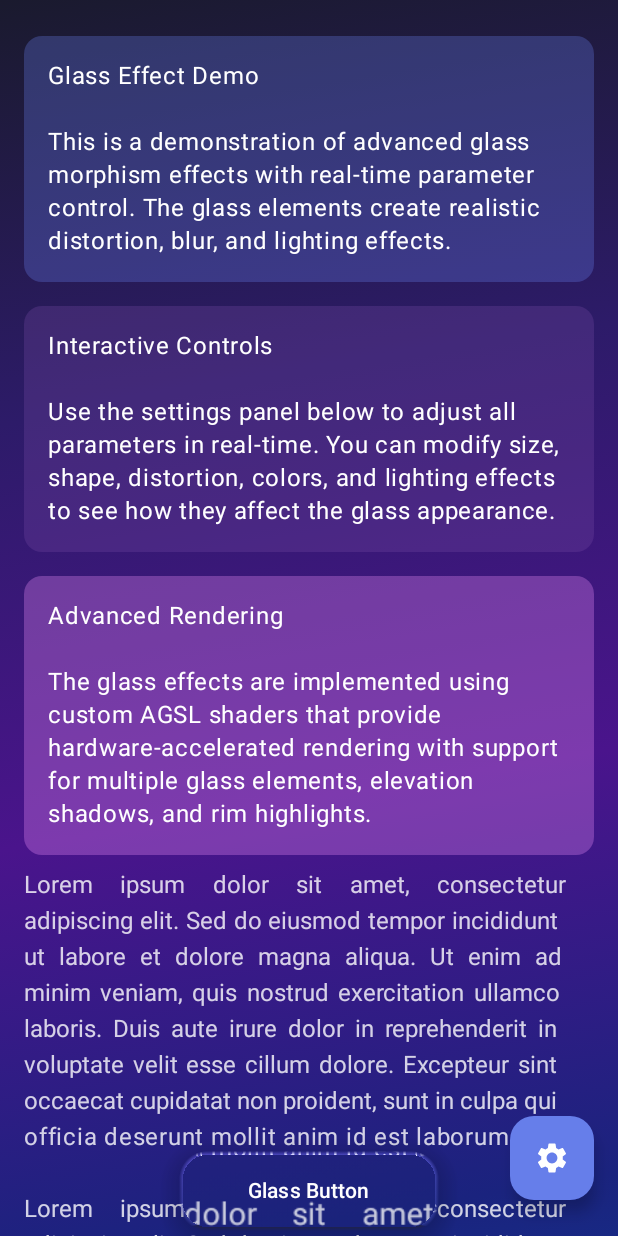
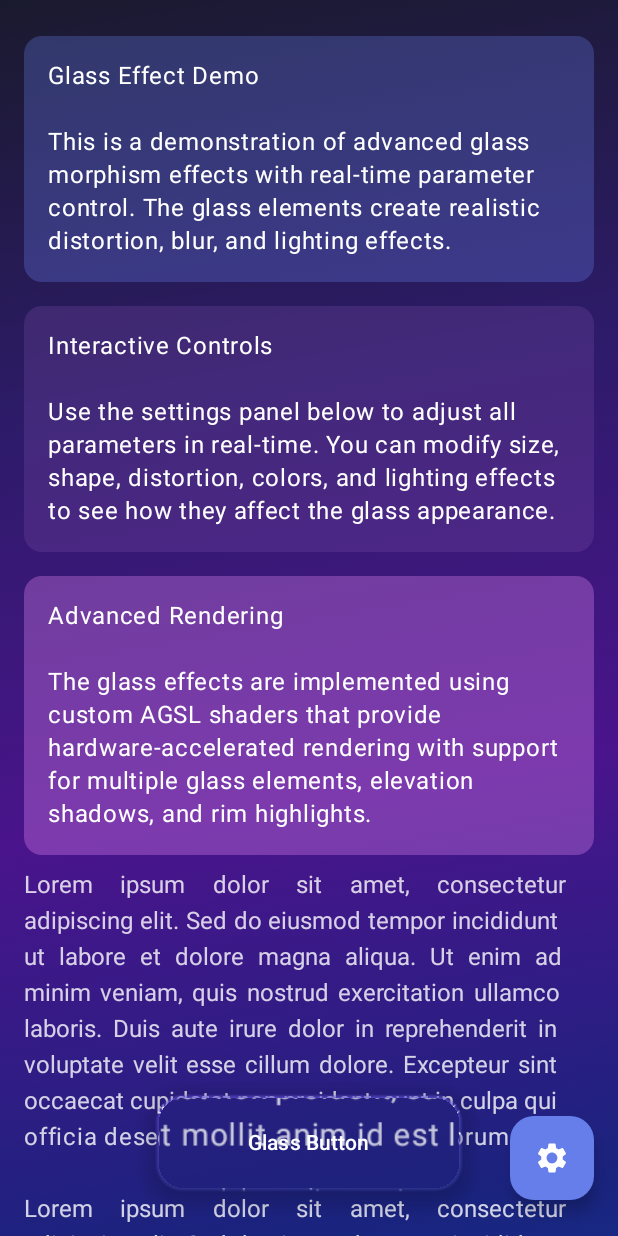
Before and after one commit to xavigsm10/RayMusic, an Android app built with Jetpack Compose: the screen it shows after launch (MainActivity), on a phone screen of 412 x 824 dp. Run offline under Robolectric (Android 15) with nearby library versions, the phone set to English and light mode, and no system bars.

Commit message:
fix resizing

```diff
--- a/app/src/main/java/com/mrtdk/liquid_glass/GlassBox.kt
+++ b/app/src/main/java/com/mrtdk/liquid_glass/GlassBox.kt
@@ -28,6 +28,7 @@ import androidx.compose.material3.FloatingActionButtonDefaults
 import androidx.compose.material3.Icon
 import androidx.compose.material3.Text
 import androidx.compose.runtime.Composable
+import androidx.compose.runtime.DisposableEffect
 import androidx.compose.runtime.getValue
 import androidx.compose.runtime.mutableStateOf
 import androidx.compose.runtime.remember
@@ -41,6 +42,7 @@ import androidx.compose.ui.graphics.Color
 import androidx.compose.ui.graphics.asComposeRenderEffect
 import androidx.compose.ui.graphics.graphicsLayer
 import androidx.compose.ui.layout.onGloballyPositioned
+import androidx.compose.ui.layout.onPlaced
 import androidx.compose.ui.layout.positionInRoot
 import androidx.compose.ui.platform.LocalDensity
 import androidx.compose.ui.tooling.preview.Preview
@@ -49,8 +51,11 @@ import androidx.compose.ui.unit.Dp
 import androidx.compose.ui.unit.dp
 import androidx.compose.ui.unit.toSize
 import org.intellij.lang.annotations.Language
+import androidx.compose.runtime.rememberUpdatedState
+import androidx.compose.ui.geometry.center
 
 data class GlassElement(
+    val id: String,
     val position: Offset,
     val size: Size,
     val scale: Float,
@@ -101,12 +106,9 @@ private class GlassScopeImpl(private val density: Density) : GlassScope {
             val position = coordinates.positionInRoot()
             val size = coordinates.size.toSize()
 
-            // Use actual position from layout
-            val adjustedPosition = position
-
-
             val element = GlassElement(
-                position = adjustedPosition,
+                id = "glass_${System.currentTimeMillis()}", // Простой уникальный ID
+                position = position,
                 size = size,
                 cornerRadius = shape.topStart.toPx(size, density),
                 scale = scale,
@@ -117,16 +119,11 @@ private class GlassScopeImpl(private val density: Density) : GlassScope {
                 darkness = darkness,
             )
 
-            // Add or update glass element
-            // Remove existing element with same position/size if any
-            elements.removeAll { existing ->
-                existing.position == element.position && existing.size == element.size
-            }
+            // Очищаем все элементы и добавляем новый
+            // Поскольку шейдер пересоздается, это безопасно
+            elements.clear()
             elements.add(element)
-            updateCounter++ // Trigger recomposition
-
-            // Debug print
-            // Element registered successfully
+            updateCounter++
         }
 }
 
@@ -137,7 +134,19 @@ fun GlassContainer(
 ) {
     val density = LocalDensity.current
     val glassScope = remember { GlassScopeImpl(density) }
-    val shader = remember { RuntimeShader(GLASS_DISPLACEMENT_SHADER) }
+
+    // Пересоздаем шейдер при каждом изменении элементов
+    val shader = remember(glassScope.updateCounter) {
+        RuntimeShader(GLASS_DISPLACEMENT_SHADER)
+    }
+
+    // Очищаем элементы при выходе из композиции
+    DisposableEffect(Unit) {
+        onDispose {
+            glassScope.elements.clear()
+        }
+    }
+
     Box(
         modifier = Modifier
             .fillMaxSize()
@@ -145,22 +154,24 @@ fun GlassContainer(
                 shader.setFloatUniform("resolution", size.width, size.height)
                 val a = glassScope.updateCounter
 
-                // Pass all glass elements to shader
+                // Получаем текущие элементы
                 val elements = glassScope.elements
-                shader.setIntUniform("elementsCount", elements.size)
 
-                                // Prepare arrays for shader (up to 10 elements)
+                // Ограничиваем количество элементов и очищаем массивы
                 val maxElements = 10
-                val positions = FloatArray(maxElements * 2) // x,y pairs
-                val sizes = FloatArray(maxElements * 2) // width,height pairs
+                val positions = FloatArray(maxElements * 2)
+                val sizes = FloatArray(maxElements * 2)
                 val scales = FloatArray(maxElements)
                 val radii = FloatArray(maxElements)
                 val elevations = FloatArray(maxElements)
                 val centerDistortions = FloatArray(maxElements)
-                val tints = FloatArray(maxElements * 4) // r,g,b,a values
+                val tints = FloatArray(maxElements * 4)
                 val darkness = FloatArray(maxElements)
 
-                for (i in 0 until minOf(elements.size, maxElements)) {
+                val elementsCount = minOf(elements.size, maxElements)
+                shader.setIntUniform("elementsCount", elementsCount)
+
+                for (i in 0 until elementsCount) {
                     val element = elements[i]
                     positions[i * 2] = element.position.x
                     positions[i * 2 + 1] = element.position.y
@@ -171,7 +182,6 @@ fun GlassContainer(
                     elevations[i] = element.elevation
                     centerDistortions[i] = element.centerDistortion
 
-                    // Convert Color to RGBA floats
                     tints[i * 4] = element.tint.red
                     tints[i * 4 + 1] = element.tint.green
                     tints[i * 4 + 2] = element.tint.blue
@@ -180,6 +190,7 @@ fun GlassContainer(
                     darkness[i] = element.darkness
                 }
 
+                // Всегда устанавливаем униформы, даже если массивы пустые
                 shader.setFloatUniform("glassPositions", positions)
                 shader.setFloatUniform("glassSizes", sizes)
                 shader.setFloatUniform("glassScales", scales)
@@ -189,23 +200,18 @@ fun GlassContainer(
                 shader.setFloatUniform("glassTints", tints)
                 shader.setFloatUniform("glassDarkness", darkness)
 
-                if (elements.isNotEmpty()) {
-                    println("Rendering ${elements.size} glass elements")
-                    renderEffect = RenderEffect.createRuntimeShaderEffect(
-                        shader, "contents"
-                    ).asComposeRenderEffect()
-                }
+                // Применяем шейдер всегда, но с правильным количеством элементов
+                renderEffect = RenderEffect.createRuntimeShaderEffect(
+                    shader, "contents"
+                ).asComposeRenderEffect()
             }
     ) {
-        // Background content
         content()
-
     }
     Box(modifier = Modifier.fillMaxSize()) {
         GlassBoxScopeImpl(this, glassScope).glassContent()
     }
 }
-
 
 @Language("AGSL")
 private val GLASS_DISPLACEMENT_SHADER = """
--- a/app/src/main/java/com/mrtdk/liquid_glass/MainActivity.kt
+++ b/app/src/main/java/com/mrtdk/liquid_glass/MainActivity.kt
@@ -582,8 +582,8 @@ private fun GlassBoxScope.GlassButton(
         shape = RoundedCornerShape(cornerRadius.dp),
         modifier = Modifier
             .align(buttonAlignment)
+            .padding(bottom = 32.dp, start = 16.dp, end = 16.dp, top = 16.dp)
             .size(buttonWidth.dp, buttonHeight.dp)
-            .padding(bottom = 16.dp, start = 16.dp, end = 16.dp, top = 16.dp)
             .glassBackground(
                 scale = scale,
                 blur = blur,
```
